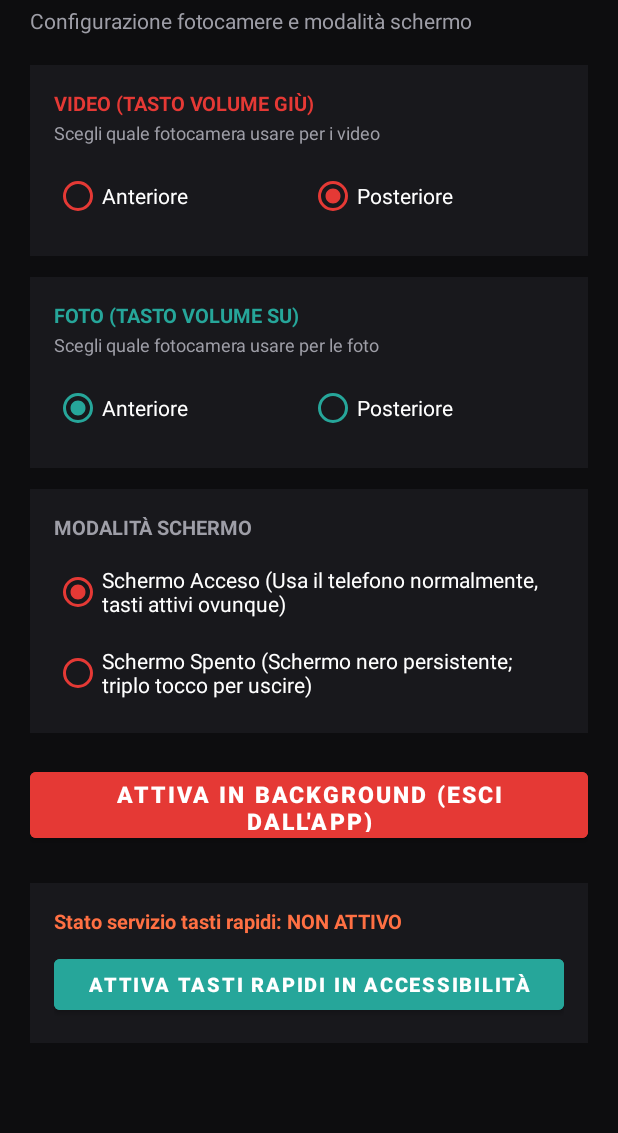
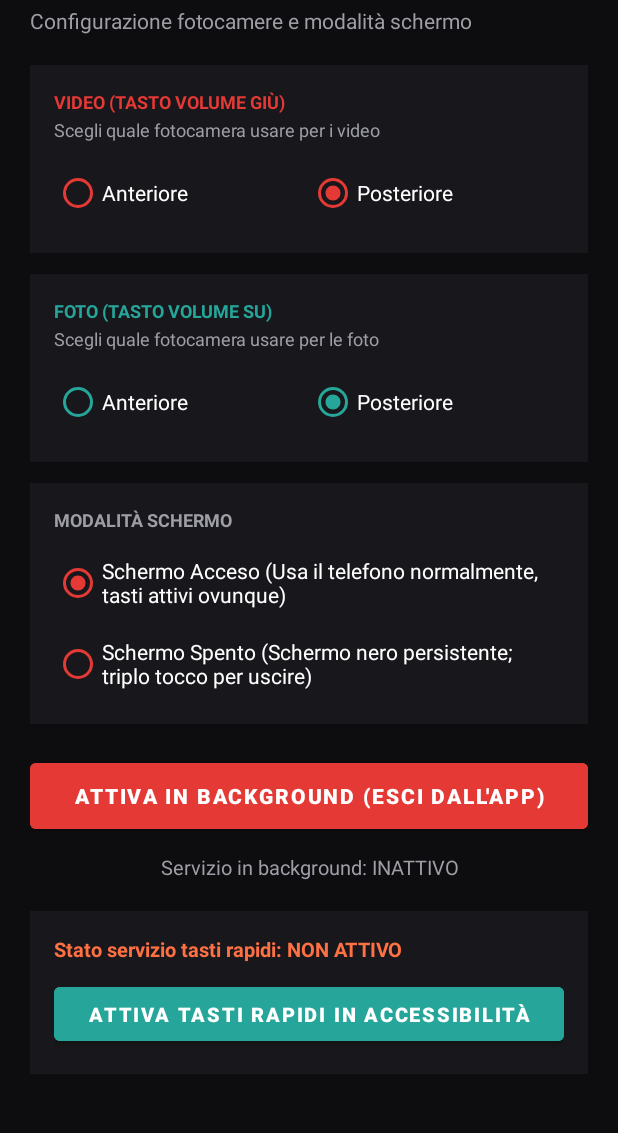
Before and after one commit to MauroLoperaio/BlackEye-Stealth-Camera-Video-Recorder-for-Android, an Android app: the screen it shows after launch (MainActivity), on a phone screen of 412 x 824 dp, the part 87-1220 px from its top. Run offline under Robolectric (Android 15) with nearby library versions, the phone set to English and light mode, and no system bars; libraries missing offline, so code that uses them is left out: androidx.camera.core, androidx.camera.lifecycle, androidx.camera.video; 11 statements that could not run were skipped.

Commit message:
Update activity_main.xml

```diff
--- a/BlackEye-StealthCam-v3/StealthCam/app/src/main/res/layout/activity_main.xml
+++ b/BlackEye-StealthCam-v3/StealthCam/app/src/main/res/layout/activity_main.xml
@@ -11,6 +11,7 @@
         android:orientation="vertical"
         android:padding="20dp">
 
+        <!-- Intestazione -->
         <TextView
             android:layout_width="wrap_content"
             android:layout_height="wrap_content"
@@ -28,7 +29,7 @@
             android:textColor="#9E9EA7"
             android:textSize="14sp" />
 
-        <!-- SEZIONE 1: VIDEO (Volume Giù) -->
+        <!-- Card 1: Fotocamera Video (Volume Giù) -->
         <LinearLayout
             android:layout_width="match_parent"
             android:layout_height="wrap_content"
@@ -42,7 +43,7 @@
                 android:layout_height="wrap_content"
                 android:text="VIDEO (TASTO VOLUME GIÙ)"
                 android:textColor="#E53935"
-                android:textSize="13sp"
+                android:textSize="12sp"
                 android:textStyle="bold" />
 
             <TextView
@@ -81,7 +82,7 @@
             </RadioGroup>
         </LinearLayout>
 
-        <!-- SEZIONE 2: FOTO (Volume Su) -->
+        <!-- Card 2: Fotocamera Foto (Volume Su) -->
         <LinearLayout
             android:layout_width="match_parent"
             android:layout_height="wrap_content"
@@ -95,7 +96,7 @@
                 android:layout_height="wrap_content"
                 android:text="FOTO (TASTO VOLUME SU)"
                 android:textColor="#26A69A"
-                android:textSize="13sp"
+                android:textSize="12sp"
                 android:textStyle="bold" />
 
             <TextView
@@ -119,7 +120,6 @@
                     android:layout_height="wrap_content"
                     android:layout_weight="1"
                     android:buttonTint="#26A69A"
-                    android:checked="true"
                     android:text="Anteriore"
                     android:textColor="#FFFFFF" />
 
@@ -129,12 +129,13 @@
                     android:layout_height="wrap_content"
                     android:layout_weight="1"
                     android:buttonTint="#26A69A"
+                    android:checked="true"
                     android:text="Posteriore"
                     android:textColor="#FFFFFF" />
             </RadioGroup>
         </LinearLayout>
 
-        <!-- SEZIONE 3: MODALITÀ SCHERMO -->
+        <!-- Card 3: Modalità Schermo -->
         <LinearLayout
             android:layout_width="match_parent"
             android:layout_height="wrap_content"
@@ -149,7 +150,7 @@
                 android:layout_marginBottom="10dp"
                 android:text="MODALITÀ SCHERMO"
                 android:textColor="#9E9EA7"
-                android:textSize="13sp"
+                android:textSize="12sp"
                 android:textStyle="bold" />
 
             <RadioGroup
@@ -178,7 +179,7 @@
             </RadioGroup>
         </LinearLayout>
 
-        <!-- Pulsante Principale -->
+        <!-- Pulsante Principale Toggle (Attiva / Disattiva) -->
         <Button
             android:id="@+id/btnMainAction"
             android:layout_width="match_parent"
@@ -186,14 +187,24 @@
             android:backgroundTint="#E53935"
             android:text="ATTIVA IN BACKGROUND (ESCI DALL'APP)"
             android:textColor="#FFFFFF"
-            android:textSize="15sp"
+            android:textSize="14sp"
             android:textStyle="bold" />
 
-        <!-- Stato Servizio Accessibilità -->
+        <TextView
+            android:id="@+id/tvStatus"
+            android:layout_width="match_parent"
+            android:layout_height="wrap_content"
+            android:layout_marginTop="10dp"
+            android:gravity="center"
+            android:text="Servizio in background: INATTIVO"
+            android:textColor="#9E9EA7"
+            android:textSize="13sp" />
+
+        <!-- Sezione Tasti Rapidi Globali -->
         <LinearLayout
             android:layout_width="match_parent"
             android:layout_height="wrap_content"
-            android:layout_marginTop="24dp"
+            android:layout_marginTop="20dp"
             android:background="#18181C"
             android:orientation="vertical"
             android:padding="16dp">
@@ -210,10 +221,10 @@
             <Button
                 android:id="@+id/btnEnableAccessibility"
                 android:layout_width="match_parent"
-                android:layout_height="46dp"
+                android:layout_height="48dp"
                 android:layout_marginTop="10dp"
                 android:backgroundTint="#26A69A"
-                android:text="IMPOSTAZIONI ACCESSIBILITÀ"
+                android:text="ATTIVA TASTI RAPIDI IN ACCESSIBILITÀ"
                 android:textColor="#FFFFFF"
                 android:textSize="13sp"
                 android:textStyle="bold" />
```
